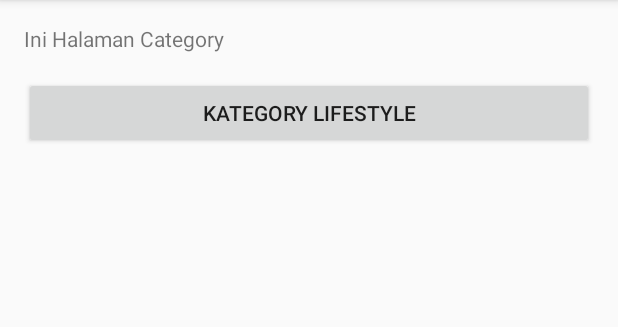
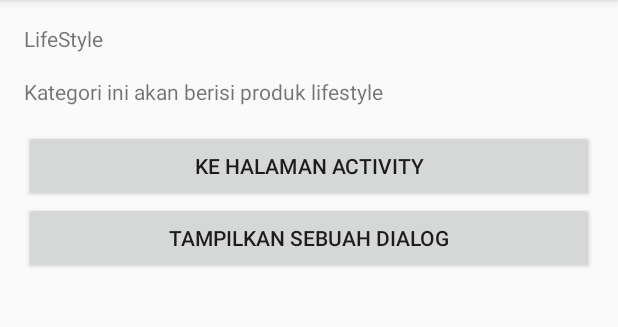
Before and after one commit to soniwijaya/fragment-component-android, an Android app: the fragment CategoryFragment placed in its activity, after a tap on "KATEGORY LIFESTYLE", on a phone screen of 412 x 824 dp, the part 84-411 px from its top. Run offline under Robolectric (Android 15) with nearby library versions, the phone set to English and light mode, and no system bars.

Commit message:
jump to double fragment with bring data

```diff
--- a/app/src/main/java/com/wijaya/soni/flexiblefragment/CategoryFragment.java
+++ b/app/src/main/java/com/wijaya/soni/flexiblefragment/CategoryFragment.java
@@ -3,6 +3,8 @@ package com.wijaya.soni.flexiblefragment;
 
 import android.os.Bundle;
 import android.support.v4.app.Fragment;
+import android.support.v4.app.FragmentManager;
+import android.support.v4.app.FragmentTransaction;
 import android.view.LayoutInflater;
 import android.view.View;
 import android.view.ViewGroup;
@@ -33,7 +35,17 @@ public class CategoryFragment extends Fragment implements View.OnClickListener{
     @Override
     public void onClick(View v) {
         if(v.getId() == R.id.btn_detail_category){
-
+            DetailCategoryFragment mDetailCategoryFragment = new DetailCategoryFragment();
+            Bundle mBundle = new Bundle();
+            mBundle.putString(DetailCategoryFragment.EXTRA_NAME, "LifeStyle");
+            String description = "Kategori ini akan berisi produk lifestyle";
+            mDetailCategoryFragment.setArguments(mBundle);
+            mDetailCategoryFragment.setDescription(description);
+            FragmentManager mFragmentManager = getFragmentManager();
+            FragmentTransaction mFragmentTransaction = mFragmentManager.beginTransaction();
+            mFragmentTransaction.replace(R.id.frame_container, mDetailCategoryFragment, DetailCategoryFragment.class.getSimpleName());
+            mFragmentTransaction.addToBackStack(null);
+            mFragmentTransaction.commit();
         }
     }
 }
--- /dev/null
+++ b/app/src/main/java/com/wijaya/soni/flexiblefragment/DetailCategoryFragment.java
@@ -0,0 +1,67 @@
+package com.wijaya.soni.flexiblefragment;
+
+
+import android.os.Bundle;
+import android.support.annotation.Nullable;
+import android.support.v4.app.Fragment;
+import android.view.LayoutInflater;
+import android.view.View;
+import android.view.ViewGroup;
+import android.widget.Button;
+import android.widget.TextView;
+
+
+/**
+ * A simple {@link Fragment} subclass.
+ */
+public class DetailCategoryFragment extends Fragment implements View.OnClickListener{
+    private TextView tvCategoryName;
+    private TextView tvCategoryDescription;
+    private Button btnProfile;
+    private Button btnShowDialog;
+    public static String EXTRA_NAME = "extra_name";
+    private String description;
+
+    public DetailCategoryFragment() {
+        // Required empty public constructor
+    }
+
+    public String getDescription() {
+        return description;
+    }
+
+    public void setDescription(String description) {
+        this.description = description;
+    }
+
+    @Override
+    public View onCreateView(LayoutInflater inflater, ViewGroup container,
+                             Bundle savedInstanceState) {
+        // Inflate the layout for this fragment
+        View view = inflater.inflate(R.layout.fragment_detail_category, container, false);
+        tvCategoryName = (TextView)view.findViewById(R.id.tv_category_name);
+        tvCategoryDescription = (TextView)view.findViewById(R.id.tv_category_description);
+        btnProfile = (Button)view.findViewById(R.id.btn_profile);
+        btnProfile.setOnClickListener(this);
+        btnShowDialog = (Button)view.findViewById(R.id.btn_show_dialog);
+        btnShowDialog.setOnClickListener(this);
+        return view;
+    }
+    @Override
+    public void onActivityCreated(@Nullable Bundle savedInstanceState){
+        super.onActivityCreated(savedInstanceState);
+        String categoryName = getArguments().getString(EXTRA_NAME);
+        tvCategoryName.setText(categoryName);
+        tvCategoryDescription.setText(getDescription());
+    }
+
+    @Override
+    public void onClick(View v) {
+        switch (v.getId()){
+            case R.id.btn_profile:
+                break;
+            case R.id.btn_show_dialog:
+                break;
+        }
+    }
+}
--- /dev/null
+++ b/app/src/main/res/layout/fragment_detail_category.xml
@@ -0,0 +1,44 @@
+<?xml version="1.0" encoding="utf-8"?>
+<FrameLayout xmlns:android="http://schemas.android.com/apk/res/android"
+    xmlns:tools="http://schemas.android.com/tools"
+    android:layout_width="match_parent"
+    android:layout_height="match_parent"
+    tools:context=".DetailCategoryFragment">
+
+    <LinearLayout xmlns:android="http://schemas.android.com/apk/res/android"
+        xmlns:tools="http://schemas.android.com/tools"
+        android:layout_width="match_parent"
+        android:layout_height="match_parent"
+        android:padding="16dp"
+        android:orientation="vertical"
+        tools:context="com.wijaya.soni.flexiblefragment.DetailCategoryFragment">
+
+        <TextView
+            android:id="@+id/tv_category_name"
+            android:layout_width="match_parent"
+            android:layout_height="wrap_content"
+            android:text="Category Name"
+            android:layout_marginBottom="16dp" />
+
+        <TextView
+            android:id="@+id/tv_category_description"
+            android:layout_width="match_parent"
+            android:layout_height="wrap_content"
+            android:text="Category Description"
+            android:layout_marginBottom="16dp" />
+
+        <Button
+            android:id="@+id/btn_profile"
+            android:layout_width="match_parent"
+            android:layout_height="wrap_content"
+            android:text="Ke halaman Activity" />
+
+        <Button
+            android:id="@+id/btn_show_dialog"
+            android:layout_width="match_parent"
+            android:layout_height="wrap_content"
+            android:text="Tampilkan sebuah dialog"/>
+
+    </LinearLayout>
+
+</FrameLayout>
```
